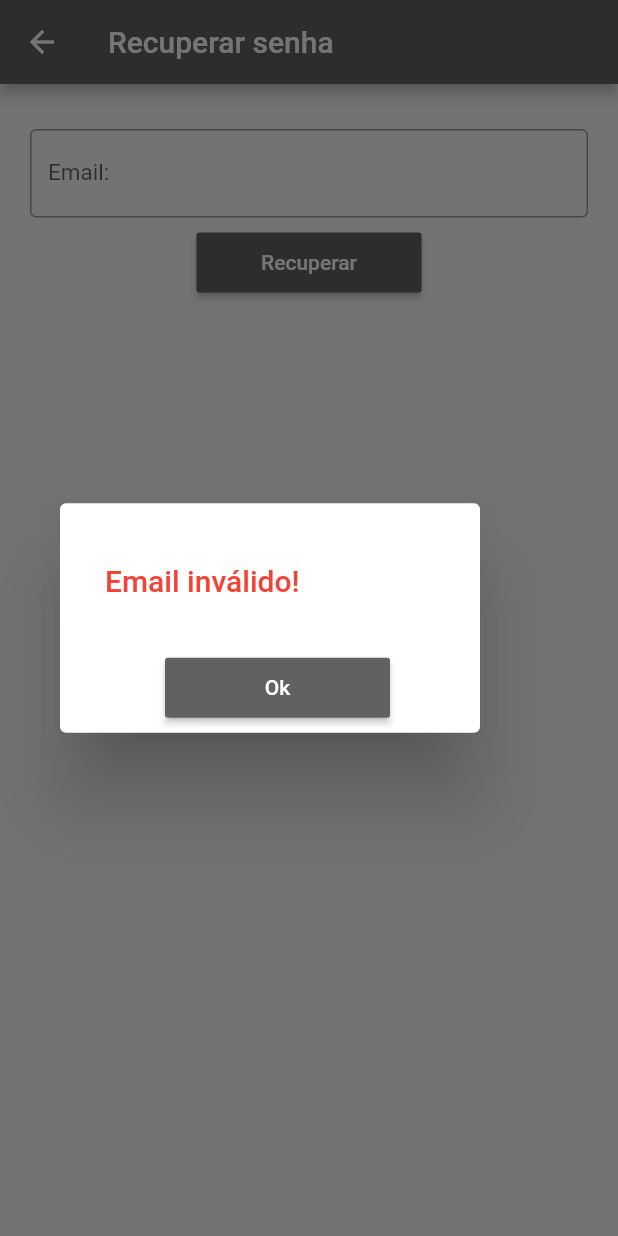
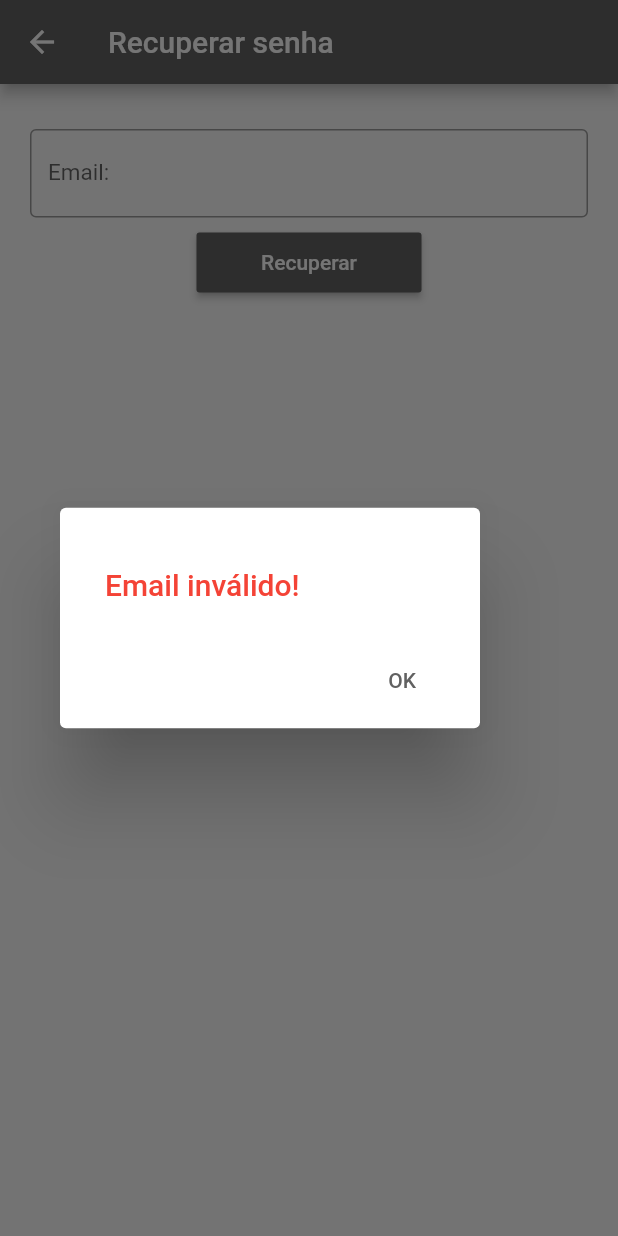
Before and after one commit to rodrigobrochardt/dsi, a Flutter app: the ForgotPage screen opened by its route, after a tap on "Recuperar", on a phone screen of 412 x 824 dp. Run offline on Flutter 3.47's test engine with Material 2 defaults, Android fonts, the phone set to English and light mode, and no system bars; our stand-ins replace shared_preferences; accounts and stored records are empty.

Commit message:
ajuste alertdialog

```diff
--- a/lib/app_widget.dart
+++ b/lib/app_widget.dart
@@ -46,22 +46,16 @@ Widget isAlertDialogIncorrectFields(BuildContext context, text) {
             AlertDialog(
               titlePadding:
                   EdgeInsets.only(top: 40, bottom: 20, left: 30, right: 10),
-              actionsPadding: EdgeInsets.only(right: 60, bottom: 10, top: 20),
               actions: [
-                SizedBox(
-                  width: 150,
-                  height: 40,
-                  child: RaisedButton(
-                    onPressed: () {
-                      Navigator.of(context).pop();
-                    },
-                    color: Colors.grey[700],
-                    child: Text(
-                      "Ok",
-                      style: TextStyle(color: Colors.white),
-                    ),
+                FlatButton(
+                  onPressed: () {
+                    Navigator.pop(context);
+                  },
+                  child: Text(
+                    'OK',
+                    style: TextStyle(color: Colors.grey[700]),
                   ),
-                )
+                ),
               ],
               title: Text(
                 text,
```
